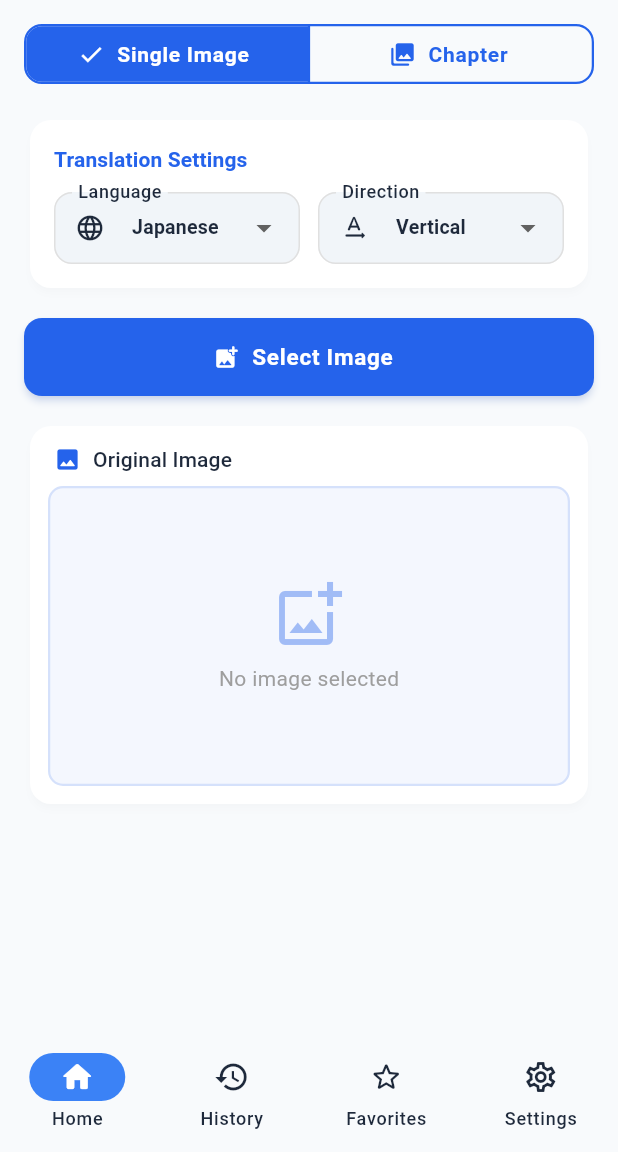
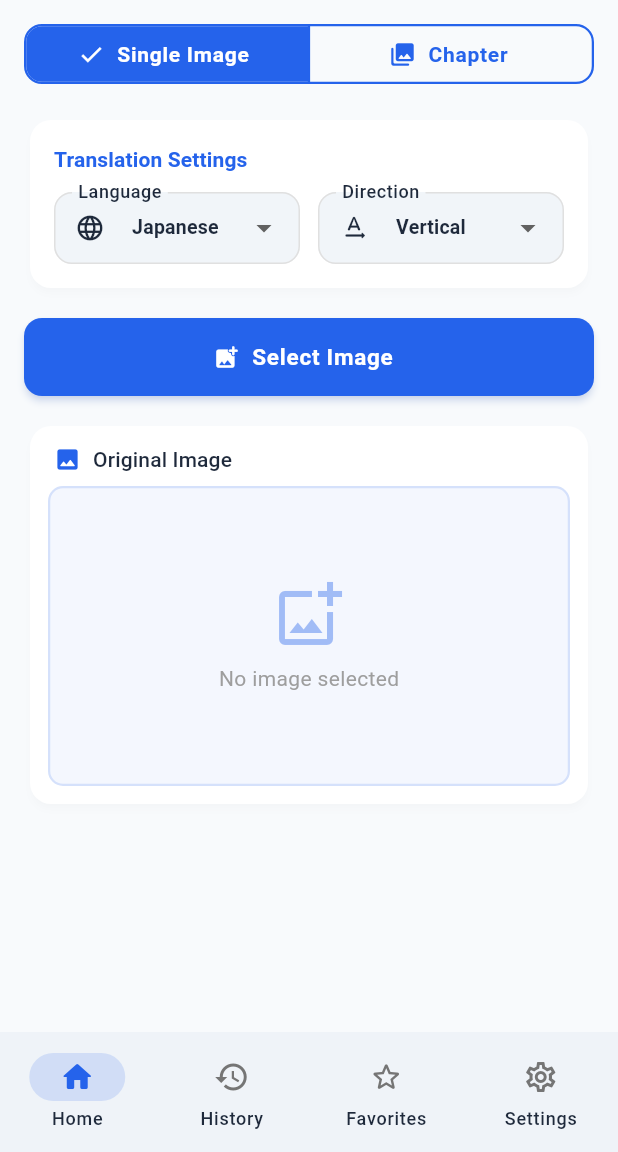
Before and after one commit to FrxHaikalPlg/lingua-panel-project, a Flutter app: the screen it shows once a user with an empty profile is signed in, on a phone screen of 412 x 824 dp, the part 84-1236 px from its top. Run offline on Flutter 3.47's test engine with Material 3 defaults, Android fonts, the light colour scheme and no system bars; our stand-ins replace connectivity_plus, file_picker, firebase_auth, firebase_core, google_sign_in, hive and 4 more; accounts and stored records are empty; generated files the repository leaves out were written again; network calls fail.

Commit message:
fix: minor UI polish — spacing, segmented icons, nav bar background
1. Fixed double spacing between image card and progress bar during
   translation by wrapping translate button + spacer in same conditional
2. Added iconColor to SegmentedButton theme so icons change color
   when selected (white on blue) instead of being invisible
3. Added NavigationBar theme with distinct background color
   (light: #EFF3F8, dark: #1A2332) for clear content/nav boundary

```diff
--- a/linguapanel/lib/core/utils/app_themes.dart
+++ b/linguapanel/lib/core/utils/app_themes.dart
@@ -102,7 +102,24 @@ class AppThemes {
             borderRadius: BorderRadius.circular(_buttonRadius),
           ),
         ),
+        iconColor: WidgetStateProperty.resolveWith((states) {
+          if (states.contains(WidgetState.selected)) {
+            return Colors.white;
+          }
+          return _primaryLight;
+        }),
       ),
+    ),
+    navigationBarTheme: NavigationBarThemeData(
+      backgroundColor: const Color(0xFFEFF3F8),
+      indicatorColor: _primaryLight.withValues(alpha: 0.15),
+      labelBehavior: NavigationDestinationLabelBehavior.alwaysShow,
+      iconTheme: WidgetStateProperty.resolveWith((states) {
+        if (states.contains(WidgetState.selected)) {
+          return const IconThemeData(color: _primaryLight);
+        }
+        return IconThemeData(color: Colors.grey.shade600);
+      }),
     ),
     inputDecorationTheme: InputDecorationTheme(
       filled: true,
@@ -242,7 +259,24 @@ class AppThemes {
             borderRadius: BorderRadius.circular(_buttonRadius),
           ),
         ),
+        iconColor: WidgetStateProperty.resolveWith((states) {
+          if (states.contains(WidgetState.selected)) {
+            return const Color(0xFF1E1B4B);
+          }
+          return _primaryDark;
+        }),
       ),
+    ),
+    navigationBarTheme: NavigationBarThemeData(
+      backgroundColor: const Color(0xFF1A2332),
+      indicatorColor: _primaryDark.withValues(alpha: 0.15),
+      labelBehavior: NavigationDestinationLabelBehavior.alwaysShow,
+      iconTheme: WidgetStateProperty.resolveWith((states) {
+        if (states.contains(WidgetState.selected)) {
+          return const IconThemeData(color: _primaryDark);
+        }
+        return IconThemeData(color: Colors.grey.shade500);
+      }),
     ),
     inputDecorationTheme: InputDecorationTheme(
       filled: true,
--- a/linguapanel/lib/features/home/view/home_view.dart
+++ b/linguapanel/lib/features/home/view/home_view.dart
@@ -205,14 +205,15 @@ class HomeContent extends StatelessWidget {
         ),
         const SizedBox(height: 16),
         _buildImageCard(context, 'Original Image', viewModel.selectedImage),
-        const SizedBox(height: 16),
-        if (viewModel.selectedImage != null && !viewModel.isLoading)
+        if (viewModel.selectedImage != null && !viewModel.isLoading) ...[
+          const SizedBox(height: 16),
           _buildActionButton(
             icon: Icons.translate_rounded,
             label: 'Translate',
             color: const Color(0xFF34D399),
             onPressed: () => viewModel.translateImage(),
           ),
+        ],
         const SizedBox(height: 16),
         if (viewModel.isLoading)
           _buildProgressCard(viewModel)
```
